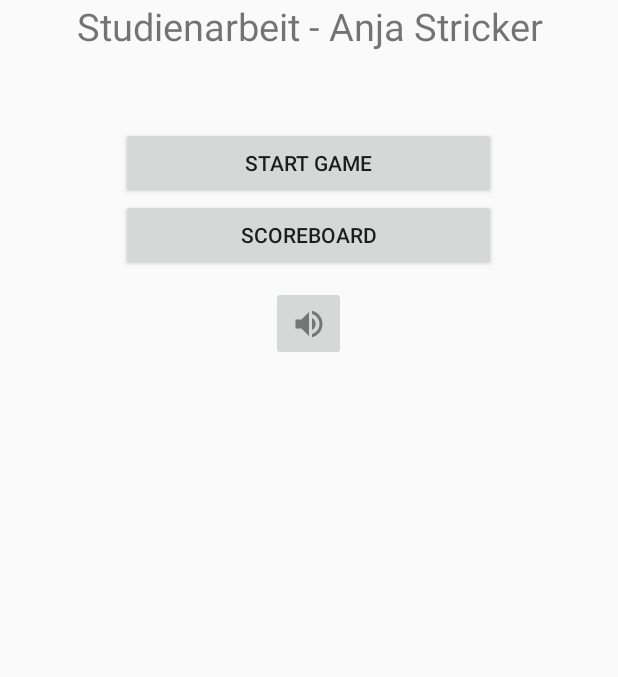
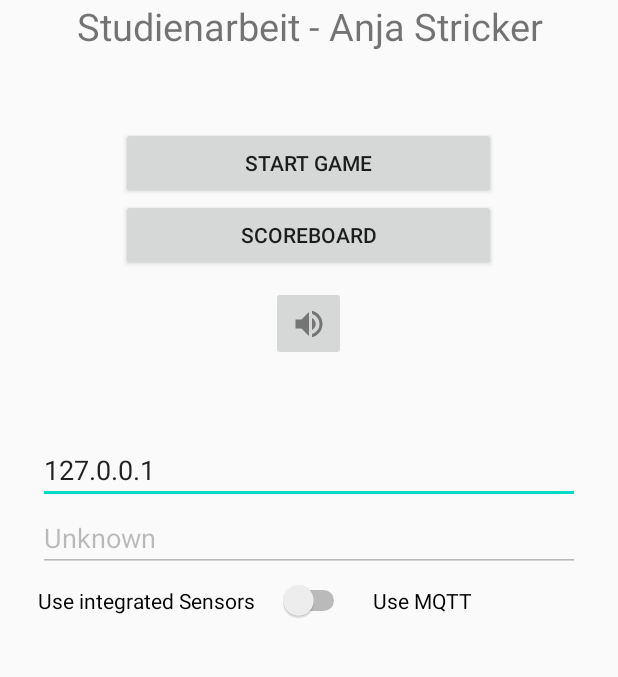
Before and after one commit to TechPiranja/Kugellabyrinth, an Android app: the screen it shows after launch (MenuActivity), on a phone screen of 412 x 824 dp, the part 156-833 px from its top. Run offline under Robolectric (Android 15) with nearby library versions, the phone set to English and light mode, and no system bars.

Commit message:
added Username and mqttAddress text with SharedPref

```diff
--- a/app/src/main/java/com/example/kugellabyrinth/MenuActivity.java
+++ b/app/src/main/java/com/example/kugellabyrinth/MenuActivity.java
@@ -1,16 +1,22 @@
 package com.example.kugellabyrinth;
 
 import android.content.Intent;
+import android.content.SharedPreferences;
 import android.os.Build;
 import android.os.Bundle;
 
 import androidx.annotation.RequiresApi;
 import androidx.appcompat.app.AppCompatActivity;
 
+import android.preference.PreferenceManager;
+import android.text.Editable;
+import android.text.TextWatcher;
 import android.view.Menu;
 import android.view.MenuItem;
 import android.widget.Button;
+import android.widget.EditText;
 import android.widget.ImageButton;
+import android.widget.Switch;
 import android.widget.TextView;
 
 public class MenuActivity extends AppCompatActivity{
@@ -19,10 +25,13 @@ public class MenuActivity extends AppCompatActivity{
     Boolean isSoundMuted = false;
     Boolean firstLoad = true;
     TextView timerTextView;
+    public static final String mqttAdress = "127.0.0.1";
+    public static final String username = "Unknown";
 
     @RequiresApi(api = Build.VERSION_CODES.KITKAT)
     @Override
     protected void onCreate(Bundle savedInstanceState) {
+        final SharedPreferences pref = PreferenceManager.getDefaultSharedPreferences(this);
         super.onCreate(savedInstanceState);
         setContentView(R.layout.activity_menu);
         timerTextView = findViewById(R.id.timerTextView);
@@ -60,6 +69,48 @@ public class MenuActivity extends AppCompatActivity{
             scoreBoardScreen.putExtra("ACTION","Refresh-List");
             startActivity(scoreBoardScreen);
         });
+
+        Switch sensorSwitch = findViewById(R.id.sensorSwitch);
+        EditText mqttAdressText = findViewById(R.id.mqttAddress);
+        EditText usernameText = findViewById(R.id.usernameText);
+
+        sensorSwitch.setOnCheckedChangeListener((buttonView, isChecked) -> {
+            if(isChecked){
+                mqttAdressText.setEnabled(true);
+            } else {
+                mqttAdressText.setEnabled(false);
+            }
+        });
+
+        usernameText.setText(pref.getString(username, "127.0.0.1"));
+        mqttAdressText.setText(pref.getString(mqttAdress, "Unknown"));
+        mqttAdressText.addTextChangedListener(new TextWatcher() {
+
+            @Override
+            public void beforeTextChanged(CharSequence s, int start, int count, int after) { }
+
+            @Override
+            public void onTextChanged(CharSequence s, int start, int before, int count) { }
+
+            @Override
+            public void afterTextChanged(Editable s) {
+                pref.edit().putString(mqttAdress, s.toString()).commit();
+            }
+        });
+
+        usernameText.addTextChangedListener(new TextWatcher() {
+
+            @Override
+            public void beforeTextChanged(CharSequence s, int start, int count, int after) { }
+
+            @Override
+            public void onTextChanged(CharSequence s, int start, int before, int count) { }
+
+            @Override
+            public void afterTextChanged(Editable s) {
+                pref.edit().putString(username, s.toString()).commit();
+            }
+        });
     }
 
     @RequiresApi(api = Build.VERSION_CODES.KITKAT)
--- a/app/src/main/res/layout/activity_menu.xml
+++ b/app/src/main/res/layout/activity_menu.xml
@@ -39,4 +39,51 @@
         android:layout_gravity="center"
         android:layout_marginTop="10dp"
         android:src="@drawable/volume_on" />
+
+    <EditText
+        android:id="@+id/usernameText"
+        android:layout_width="match_parent"
+        android:layout_height="wrap_content"
+        android:layout_marginHorizontal="25dp"
+        android:ems="10"
+        android:layout_marginTop="50dp"
+        android:inputType="textPersonName"
+        android:text="Username" />
+
+    <EditText
+        android:id="@+id/mqttAddress"
+        android:layout_width="match_parent"
+        android:layout_gravity="center"
+        android:layout_height="wrap_content"
+        android:layout_marginHorizontal="25dp"
+        android:ems="10"
+        android:digits="0123456789."
+        android:enabled="false"
+        android:inputType="number" />
+
+    <LinearLayout
+        android:layout_width="wrap_content"
+        android:layout_height="wrap_content"
+        android:orientation="horizontal"
+        android:layout_marginHorizontal="25dp"
+        android:layout_marginTop="5dp">
+        <TextView
+            android:layout_width="match_parent"
+            android:layout_height="wrap_content"
+            android:layout_marginRight="15dp"
+            android:text="Use integrated Sensors"
+            android:textColor="#000"/>
+        <Switch
+            android:id="@+id/sensorSwitch"
+            android:layout_width="match_parent"
+            android:layout_height="wrap_content" />
+
+        <TextView
+            android:layout_width="match_parent"
+            android:layout_height="wrap_content"
+            android:layout_marginHorizontal="15dp"
+            android:text="Use MQTT"
+            android:textColor="#000"/>
+
+    </LinearLayout>
 </LinearLayout>
```
